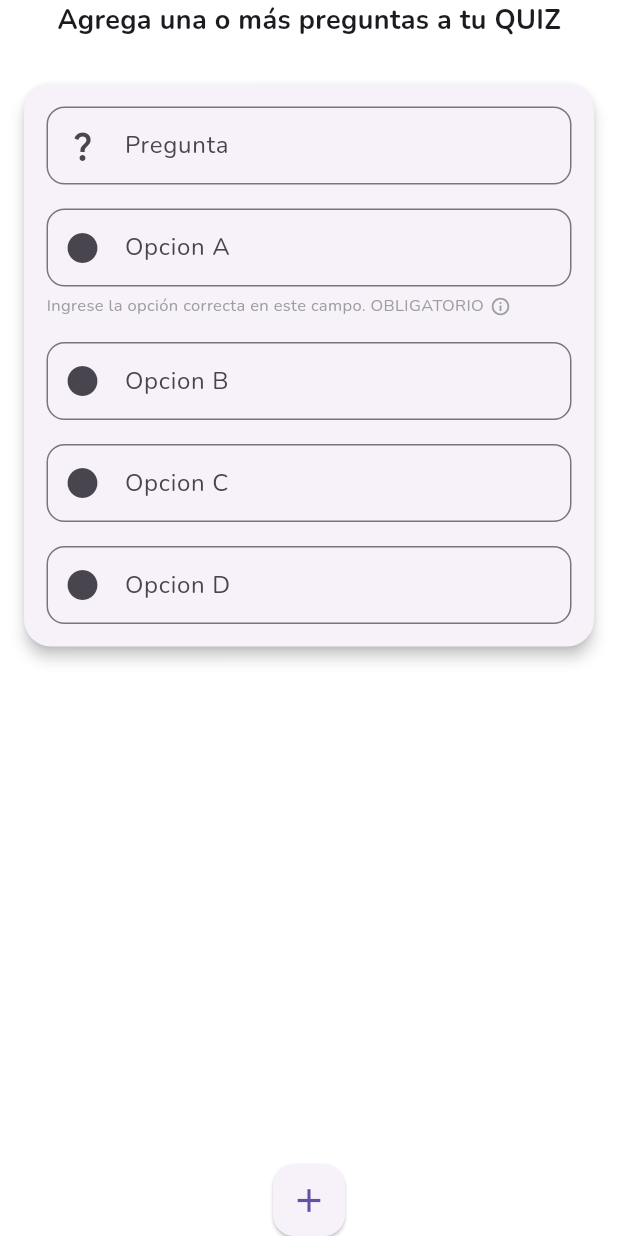
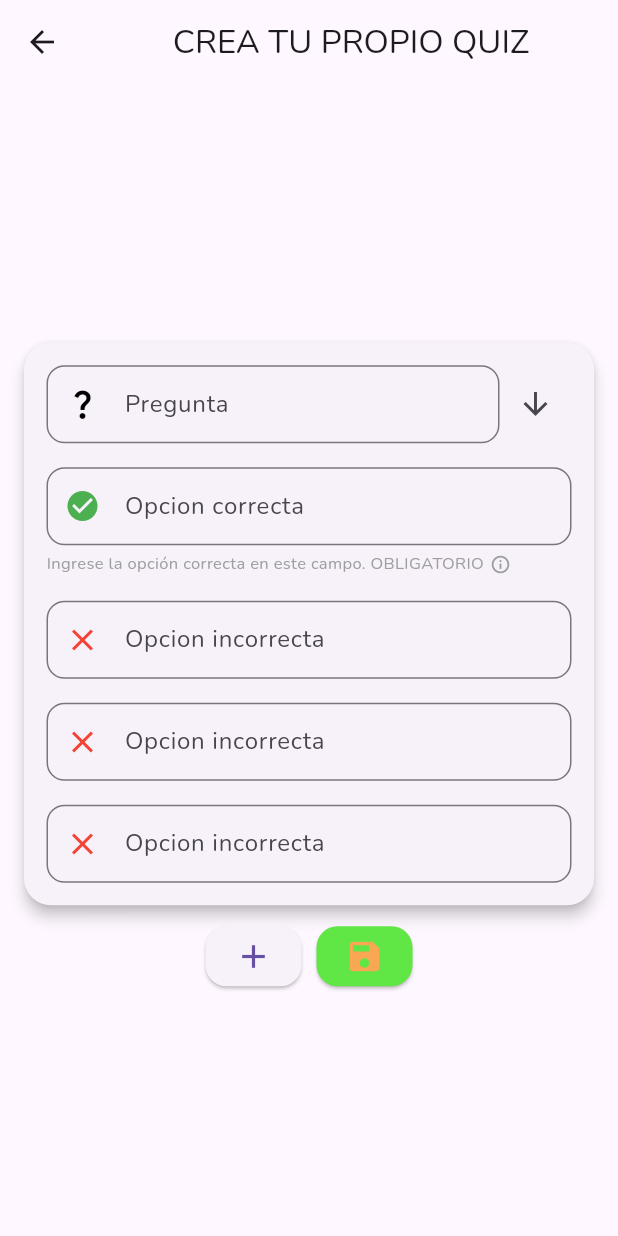
Before and after one commit to JDjuxx/FlutterApps, a Flutter app: the AddQuizScreen screen opened directly, on a phone screen of 412 x 824 dp. Run offline on Flutter 3.47's test engine with Material 3 defaults, Android fonts, the light colour scheme and no system bars; our stand-ins replace cloud_firestore, firebase_auth, firebase_core, firebase_storage, flutter_riverpod, google_fonts and 5 more; accounts and stored records are empty.

Commit message:
Mejora de la UI de la pantalla crear Quiz, se agrego una mejor navegabilididad y diseño. Falta de implementar la logica del Form y el boton de guardar quiz

```diff
--- a/quiz_app_v2/lib/screens/addQuizScreen.dart
+++ b/quiz_app_v2/lib/screens/addQuizScreen.dart
@@ -1,5 +1,4 @@
 import 'package:flutter/material.dart';
-import 'package:quiz_app_v2/data/questions.dart';
 import 'package:quiz_app_v2/models/question_input.dart';
 import 'package:quiz_app_v2/widgets/question_block.dart';
 
@@ -24,6 +23,7 @@ class _AddQuizScreenState extends State<AddQuizScreen> {
 
   @override
   void initState() {
+    super.initState();
     questionsBlocks = [
       QuestionInput(),
     ];
@@ -38,32 +38,28 @@ class _AddQuizScreenState extends State<AddQuizScreen> {
 
   @override
   Widget build(BuildContext context) {
-    return Container(
-      color: Colors.white,
+    return Scaffold(
+      appBar: AppBar(
+        title: Center(child: Text('CREA TU PROPIO QUIZ')),
+      ),
+      body: Center(
+        child: SingleChildScrollView(
           child: Column(
             children: [
-          Text(
-            'Agrega una o más preguntas a tu QUIZ',
-            style: TextStyle(
-              fontSize: 18,
-              fontWeight: FontWeight.w700,
-            ),
-          ),
-          SizedBox(height: 20),
-          Expanded(
-            child: ListView.builder(
+              //SizedBox(height: 20),
+              ListView.builder(
+                shrinkWrap: true,
+                physics: const NeverScrollableScrollPhysics(),
                 itemCount: questionsBlocks.length,
                 itemBuilder: (context, index) {
                   return QuestionBlock(question: questionsBlocks[index]);
                 },
               ),
-          ),
-          SizedBox(height: 20),
-          Center(
-            child: SizedBox(
-              width: 48,
-              height: 48,
-              child: ElevatedButton(
+              //SizedBox(height: 20),
+              Row(
+                mainAxisAlignment: MainAxisAlignment.center,
+                children: [
+                  ElevatedButton(
                     onPressed: addQuestionBlock,
                     style: ElevatedButton.styleFrom(
                       padding: EdgeInsets.zero,
@@ -76,10 +72,30 @@ class _AddQuizScreenState extends State<AddQuizScreen> {
                       size: 26,
                     ),
                   ),
+                  SizedBox(
+                    width: 10,
+                  ),
+                  ElevatedButton(
+                    onPressed: () {},
+                    style: ElevatedButton.styleFrom(
+                      padding: EdgeInsets.zero,
+                      shape: RoundedRectangleBorder(
+                        borderRadius: BorderRadius.circular(14),
+                      ),
+                      backgroundColor: const Color.fromARGB(255, 96, 231, 69),
+                    ),
+                    child: Icon(
+                      Icons.save,
+                      size: 26,
+                      color: Color(0xFFFAA754),
                     ),
                   ),
                 ],
               ),
+            ],
+          ),
+        ),
+      ),
     );
   }
 }
--- a/quiz_app_v2/lib/screens/quizListScreen.dart
+++ b/quiz_app_v2/lib/screens/quizListScreen.dart
@@ -1,7 +1,5 @@
 import 'package:flutter/material.dart';
 import 'package:flutter_riverpod/flutter_riverpod.dart';
-import 'package:quiz_app_v2/data/questions.dart';
-import 'package:quiz_app_v2/models/quiz.dart';
 import 'package:quiz_app_v2/providers/quiz_provider.dart';
 import 'package:quiz_app_v2/screens/addQuizScreen.dart';
 //import 'package:quiz_app_v2/providers/quiz_storage_provider.dart';
--- a/quiz_app_v2/lib/widgets/question_block.dart
+++ b/quiz_app_v2/lib/widgets/question_block.dart
@@ -1,34 +1,33 @@
 import 'package:flutter/material.dart';
 import 'package:quiz_app_v2/models/question_input.dart';
 
-class QuestionBlock extends StatelessWidget {
+class QuestionBlock extends StatefulWidget {
   const QuestionBlock({super.key, required this.question});
   final QuestionInput question;
 
   @override
+  State<QuestionBlock> createState() => _QuestionBlockState();
+}
+
+class _QuestionBlockState extends State<QuestionBlock> {
+  late bool optionShowed;
+
+  @override
+  void initState() {
+    super.initState();
+    optionShowed = true;
+  }
+
+  @override
   Widget build(BuildContext context) {
-    return Card(
-      elevation: 4,
-      margin: EdgeInsets.symmetric(horizontal: 16, vertical: 10),
-      shape: RoundedRectangleBorder(
-        borderRadius: BorderRadius.circular(18),
-      ),
-      child: Padding(
-        padding: EdgeInsets.all(15),
-        child: Column(
-          crossAxisAlignment: CrossAxisAlignment.start,
-          children: [
-            _buildTextField(
-                controller: question.questionController,
-                label: 'Pregunta',
-                hint: '¿Cual es el objetivo de la programación?',
-                icon: Icons.question_mark),
+    List<Widget> options = [
       SizedBox(height: 16),
       _buildTextField(
-                controller: question.correctAnswerController,
-                label: 'Opcion A',
+          controller: widget.question.correctAnswerController,
+          label: 'Opcion correcta',
           hint: '',
-                icon: Icons.circle),
+          icon: Icons.check_circle,
+          color: Colors.green),
       SizedBox(height: 5),
       Row(
         children: const [
@@ -49,22 +48,58 @@ class QuestionBlock extends StatelessWidget {
       ),
       SizedBox(height: 16),
       _buildTextField(
-                controller: question.option2Controller,
-                label: 'Opcion B',
+          controller: widget.question.option2Controller,
+          label: 'Opcion incorrecta',
           hint: '',
-                icon: Icons.circle),
+          icon: Icons.close_outlined,
+          color: Colors.red),
       SizedBox(height: 16),
       _buildTextField(
-                controller: question.option3Controller,
-                label: 'Opcion C',
+          controller: widget.question.option3Controller,
+          label: 'Opcion incorrecta',
           hint: '',
-                icon: Icons.circle),
+          icon: Icons.close,
+          color: Colors.red),
       SizedBox(height: 16),
       _buildTextField(
-                controller: question.option4Controller,
-                label: 'Opcion D',
+          controller: widget.question.option4Controller,
+          label: 'Opcion incorrecta',
           hint: '',
-                icon: Icons.circle),
+          icon: Icons.close,
+          color: Colors.red),
+    ];
+
+    return Card(
+      elevation: 4,
+      margin: EdgeInsets.symmetric(horizontal: 16, vertical: 10),
+      shape: RoundedRectangleBorder(
+        borderRadius: BorderRadius.circular(18),
+      ),
+      child: Padding(
+        padding: EdgeInsets.all(15),
+        child: Column(
+          crossAxisAlignment: CrossAxisAlignment.start,
+          children: [
+            Row(children: [
+              Expanded(
+                child: _buildTextField(
+                    controller: widget.question.questionController,
+                    label: 'Pregunta',
+                    hint: '¿Cual es el objetivo de la programación?',
+                    icon: Icons.question_mark,
+                    color: Colors.black),
+              ),
+              IconButton(
+                  onPressed: () {
+                    setState(() {
+                      optionShowed = !optionShowed;
+                    });
+                  },
+                  icon: Icon(optionShowed
+                      ? Icons.arrow_downward
+                      : Icons.arrow_upward)),
+            ]),
+            ...(optionShowed ? options : []),
           ],
         ),
       ),
@@ -76,6 +111,7 @@ class QuestionBlock extends StatelessWidget {
     required String label,
     required String hint,
     required IconData icon,
+    required Color color,
     TextInputType keyboardType = TextInputType.text,
   }) {
     return TextField(
@@ -84,7 +120,10 @@ class QuestionBlock extends StatelessWidget {
       decoration: InputDecoration(
         labelText: label,
         hintText: hint,
-        prefixIcon: Icon(icon),
+        prefixIcon: Icon(
+          icon,
+          color: color,
+        ),
         border: OutlineInputBorder(
           borderRadius: BorderRadius.circular(12),
         ),
```
Lines whose indentation alone changed are shown as unchanged.
